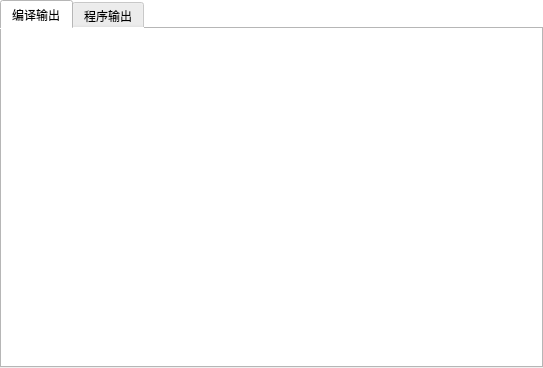
First picture: the form in ChainIDE/outputwidget.ui, repository HcashOrg/HX-IDE, before the edit.
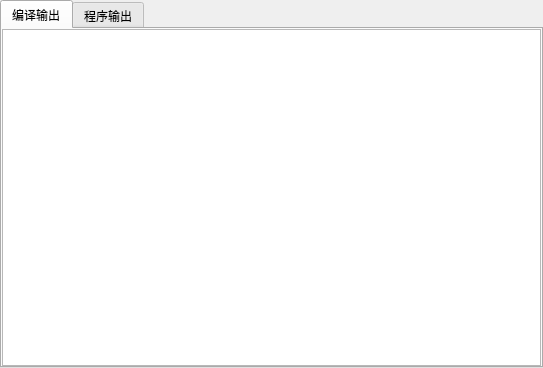
Second picture: the form after the edit.

```diff
--- a/ChainIDE/outputwidget.ui
+++ b/ChainIDE/outputwidget.ui
@@ -19,7 +19,7 @@
    <string>Form</string>
   </property>
   <property name="styleSheet">
-   <string notr="true">background-color: rgb(255, 255, 255);</string>
+   <string notr="true"/>
   </property>
   <layout class="QVBoxLayout" name="verticalLayout_3">
    <property name="spacing">
@@ -66,7 +66,7 @@
         <number>0</number>
        </property>
        <item>
-        <widget class="QStackedWidget" name="compileStack"/>
+        <widget class="QTextBrowser" name="compileText"/>
        </item>
       </layout>
      </widget>
```
Left out of the diff: 2 changed lines with no effect on the pictures.
